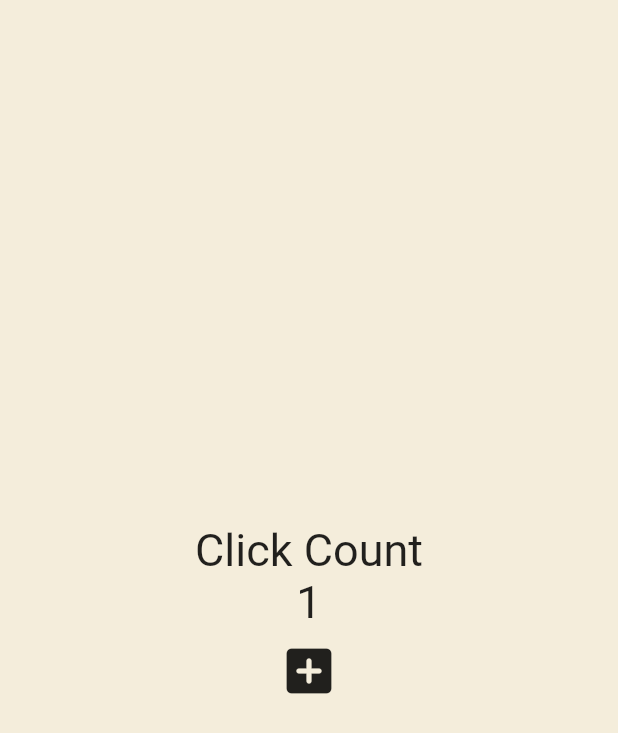
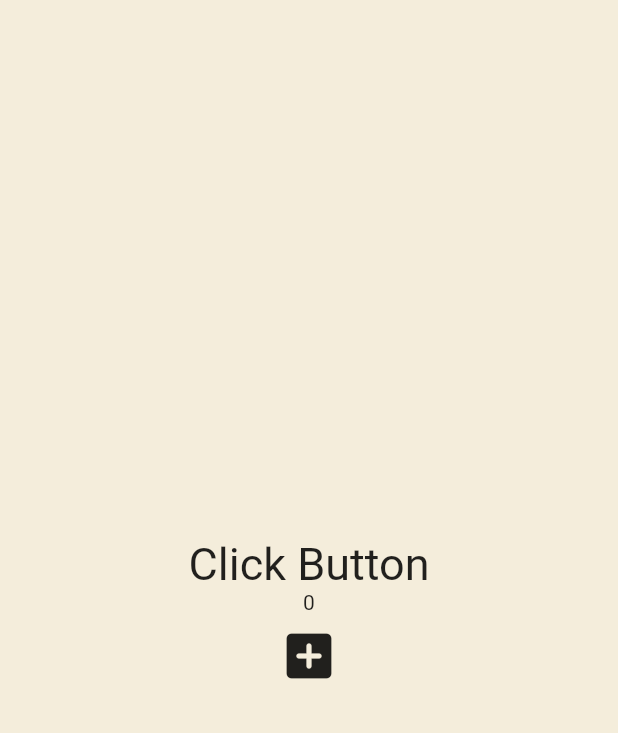
Before and after one commit to LEEBONGHAK/flutter-ui-challenge-2, a Flutter app: the screen it shows after launch, after a tap on the "add box" icon, on a phone screen of 412 x 824 dp. Shown: the top 733 px of the screen. Run offline on Flutter 3.47's test engine with Material 2 defaults, Android fonts, the phone set to English and light mode, and no system bars.

Commit message:
4.2 Recap

```diff
--- a/lib/main.dart
+++ b/lib/main.dart
@@ -13,9 +13,9 @@ class App extends StatefulWidget {
 
 // 앱의 데이터를 가지고 있는 부분
 class _AppState extends State<App> {
-  int cnt = 0;
+  List<int> nums = [];
 
-  // onclicked 메서드 선언 및 데이터 입력
+  // onClicked 메서드 선언 및 데이터 입력
   void onClicked() {
     /**
      * setState는 State 클래스에게 데이터가 변경되었다고 알리는 함수
@@ -24,7 +24,7 @@ class _AppState extends State<App> {
      * setState 밖에 로직을 넣어도 괜찮으나, 명확성을 위해 setState 내부에 기입하는 것이 좋음
      *  */
     setState(() {
-      cnt += 1;
+      nums.add(nums.length);
     });
   }
 
@@ -32,23 +32,18 @@ class _AppState extends State<App> {
   Widget build(BuildContext context) {
     return MaterialApp(
       home: Scaffold(
-        backgroundColor: Color(0xFFF4EDDB),
+        backgroundColor: const Color(0xFFF4EDDB),
         body: Center(
           child: Column(
             mainAxisAlignment: MainAxisAlignment.center,
             children: [
               const Text(
-                'Click Count',
+                'Click Button',
                 style: TextStyle(
                   fontSize: 30,
                 ),
               ),
-              Text(
-                '$cnt',
-                style: const TextStyle(
-                  fontSize: 30,
-                ),
-              ),
+              for (var n in nums) Text('$n'),
               IconButton(
                 iconSize: 40,
                 onPressed: onClicked,
```
